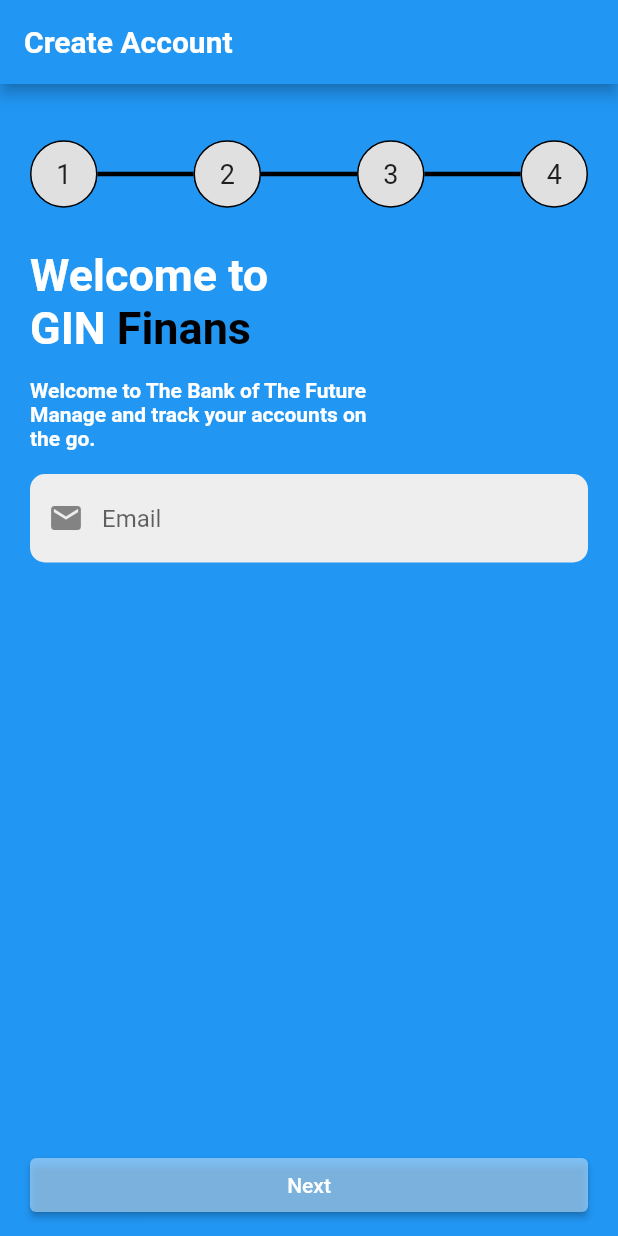
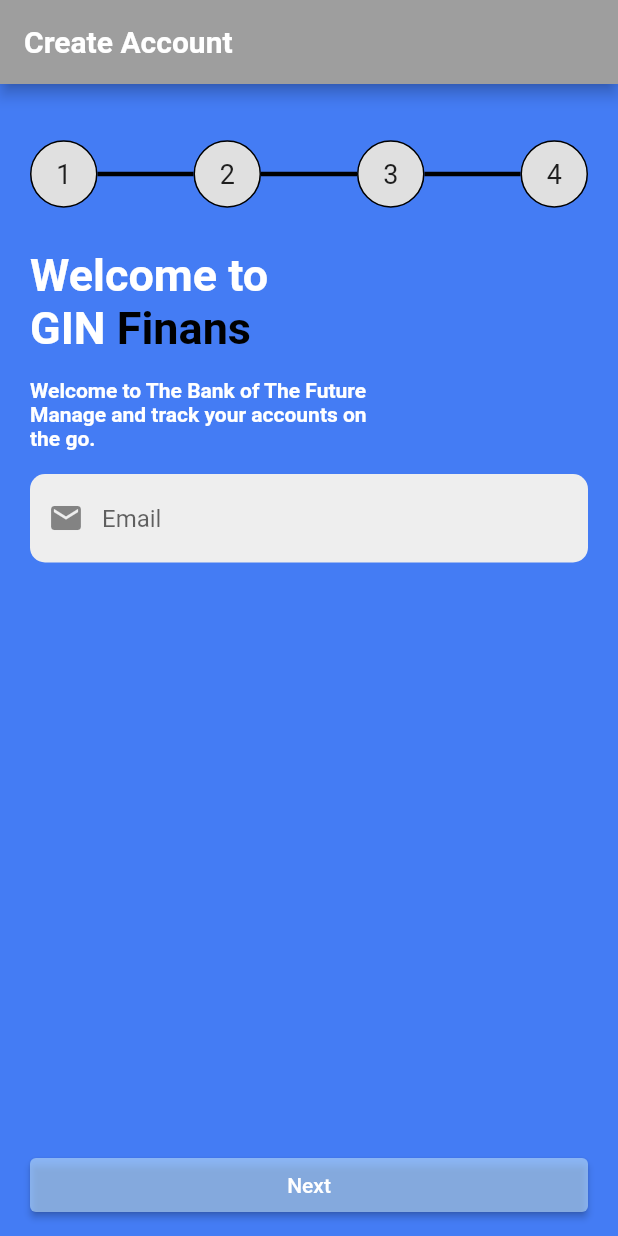
Before and after one commit to devalensio/flutter_registration, a Flutter app: the screen it shows after launch, on a phone screen of 412 x 824 dp. Run offline on Flutter 3.47's test engine with Material 2 defaults, Android fonts, the phone set to English and light mode, and no system bars.

Commit message:
change canvas and appbar color

```diff
--- a/lib/main.dart
+++ b/lib/main.dart
@@ -14,7 +14,7 @@ class MyApp extends StatelessWidget {
       theme: ThemeData(
         primarySwatch: Colors.blue,
         accentColor: Colors.amber,
-        canvasColor: Colors.blue,
+        canvasColor: const Color(0xff447cf4),
         textTheme: ThemeData.light().textTheme.copyWith(
               headline1: TextStyle(
                 color: Colors.white,
--- a/lib/pages/registration_page.dart
+++ b/lib/pages/registration_page.dart
@@ -55,6 +55,7 @@ class _RegistrationPageState extends State<RegistrationPage> {
 
     final MediaQueryData mediaQuery = MediaQuery.of(context);
     final AppBar appBar = AppBar(
+      backgroundColor: Colors.grey,
       title: const Text('Create Account'),
       leading: _currentStep > 0
           ? IconButton(
```
